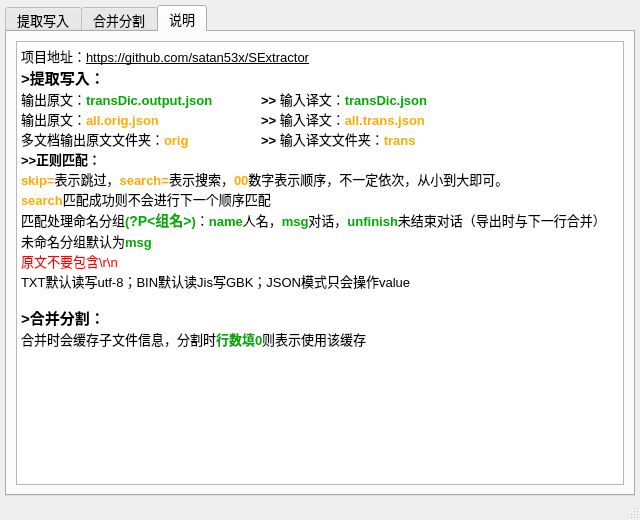
Qt form ui_mainWindow.ui (satan53x/SExtractor) before a commit.
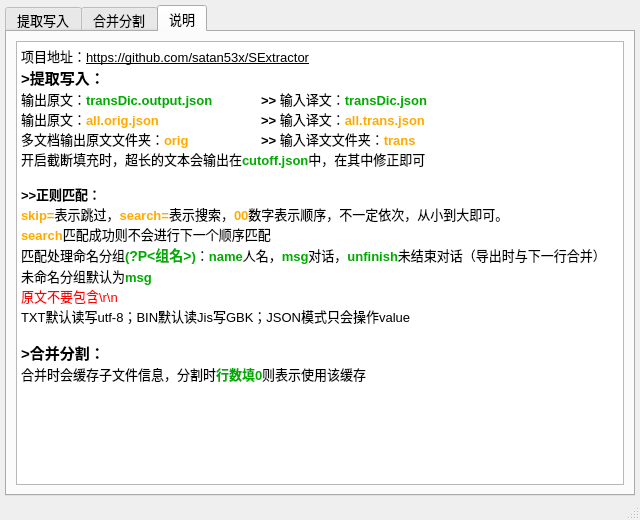
The same form after that commit. The open tabs and pages were chosen to show the change.

What changed in the file:
```diff
--- a/ui_mainWindow.ui
+++ b/ui_mainWindow.ui
@@ -616,6 +616,8 @@
 &lt;p style=&quot; margin-top:0px; margin-bottom:0px; margin-left:0px; margin-right:0px; -qt-block-indent:0; text-indent:0px;&quot;&gt;输出原文：&lt;span style=&quot; font-weight:600; color:#00aa00;&quot;&gt;transDic.output.json	&lt;/span&gt;&lt;span style=&quot; font-weight:600; color:#000000;&quot;&gt;&amp;gt;&amp;gt;&lt;/span&gt;&lt;span style=&quot; font-weight:600; color:#00aa00;&quot;&gt; &lt;/span&gt;输入译文：&lt;span style=&quot; font-weight:600; color:#00aa00;&quot;&gt;transDic.json&lt;/span&gt;&lt;/p&gt;
 &lt;p style=&quot; margin-top:0px; margin-bottom:0px; margin-left:0px; margin-right:0px; -qt-block-indent:0; text-indent:0px;&quot;&gt;输出原文：&lt;span style=&quot; font-weight:600; color:#ffaa00;&quot;&gt;all.orig.json		&lt;/span&gt;&lt;span style=&quot; font-weight:600; color:#000000;&quot;&gt;&amp;gt;&amp;gt; &lt;/span&gt;输入译文：&lt;span style=&quot; font-weight:600; color:#ffaa00;&quot;&gt;all.trans.json&lt;/span&gt;&lt;/p&gt;
 &lt;p style=&quot; margin-top:0px; margin-bottom:0px; margin-left:0px; margin-right:0px; -qt-block-indent:0; text-indent:0px;&quot;&gt;多文档输出原文文件夹：&lt;span style=&quot; font-weight:600; color:#ffaa00;&quot;&gt;orig	&lt;/span&gt;&lt;span style=&quot; font-weight:600; color:#000000;&quot;&gt;&amp;gt;&amp;gt; &lt;/span&gt;输入译文文件夹：&lt;span style=&quot; font-weight:600; color:#ffaa00;&quot;&gt;trans&lt;/span&gt;&lt;/p&gt;
+&lt;p style=&quot; margin-top:0px; margin-bottom:0px; margin-left:0px; margin-right:0px; -qt-block-indent:0; text-indent:0px;&quot;&gt;开启截断填充时，超长的文本会输出在&lt;span style=&quot; font-weight:600; color:#00aa00;&quot;&gt;cutoff.json&lt;/span&gt;中，在其中修正即可&lt;/p&gt;
+&lt;p style=&quot;-qt-paragraph-type:empty; margin-top:0px; margin-bottom:0px; margin-left:0px; margin-right:0px; -qt-block-indent:0; text-indent:0px; font-weight:600; color:#ffaa00;&quot;&gt;&lt;br /&gt;&lt;/p&gt;
 &lt;p style=&quot; margin-top:0px; margin-bottom:0px; margin-left:0px; margin-right:0px; -qt-block-indent:0; text-indent:0px;&quot;&gt;&lt;span style=&quot; font-weight:600; color:#000000;&quot;&gt;&amp;gt;&amp;gt;正则匹配：&lt;/span&gt;&lt;/p&gt;
 &lt;p style=&quot; margin-top:0px; margin-bottom:0px; margin-left:0px; margin-right:0px; -qt-block-indent:0; text-indent:0px;&quot;&gt;&lt;span style=&quot; font-weight:600; color:#ffaa00;&quot;&gt;skip=&lt;/span&gt;&lt;span style=&quot; color:#000000;&quot;&gt;表示跳过，&lt;/span&gt;&lt;span style=&quot; font-weight:600; color:#ffaa00;&quot;&gt;search=&lt;/span&gt;&lt;span style=&quot; color:#000000;&quot;&gt;表示搜索，&lt;/span&gt;&lt;span style=&quot; font-weight:600; color:#ffaa00;&quot;&gt;00&lt;/span&gt;&lt;span style=&quot; color:#000000;&quot;&gt;数字表示顺序，不一定依次，从小到大即可。&lt;/span&gt;&lt;/p&gt;
 &lt;p style=&quot; margin-top:0px; margin-bottom:0px; margin-left:0px; margin-right:0px; -qt-block-indent:0; text-indent:0px;&quot;&gt;&lt;span style=&quot; font-weight:600; color:#ffaa00;&quot;&gt;search&lt;/span&gt;&lt;span style=&quot; color:#000000;&quot;&gt;匹配成功则不会进行下一个顺序匹配&lt;/span&gt;&lt;/p&gt;
```
